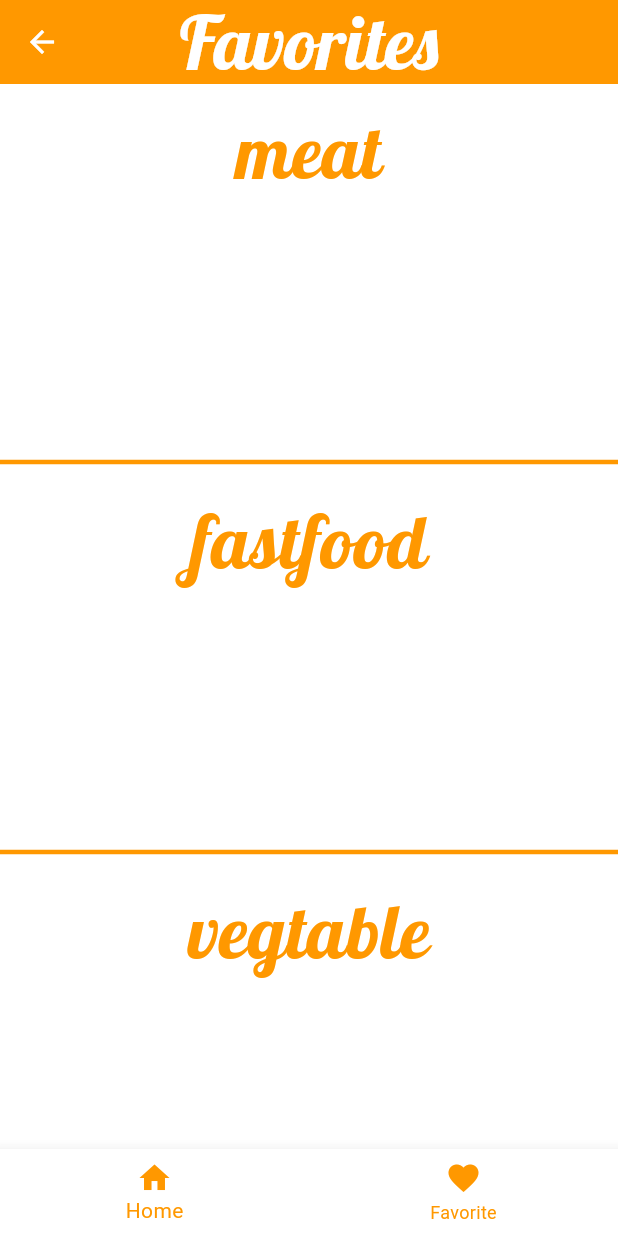
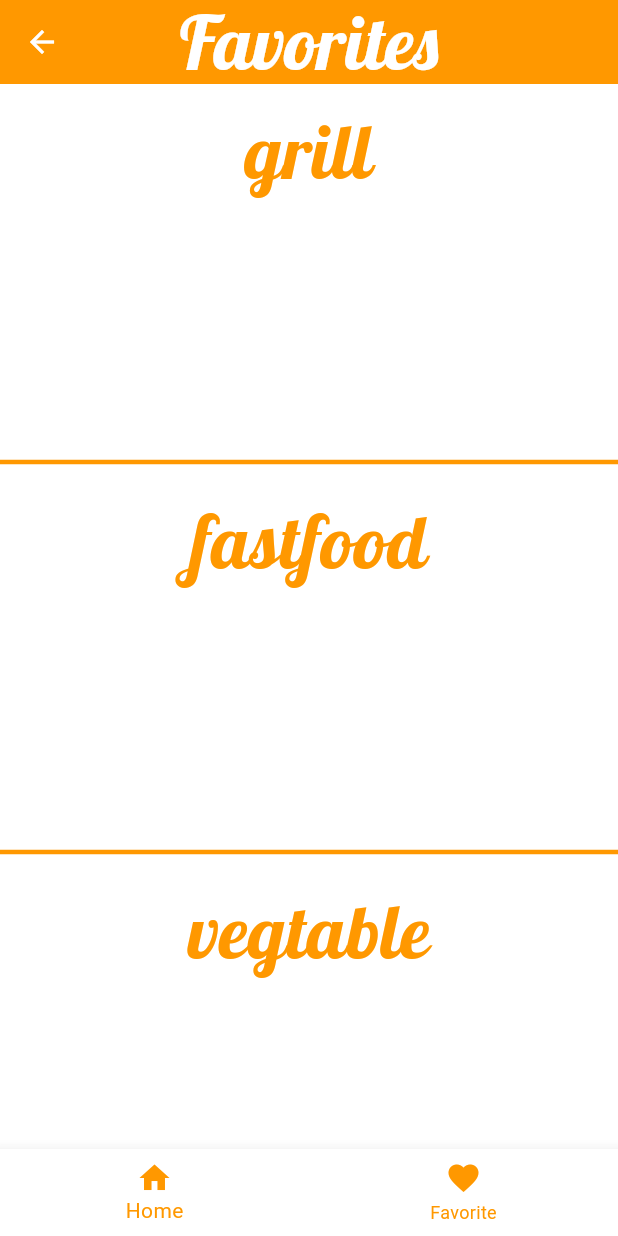
Before and after one commit to Rawezh-Tariq/meals_app, a Flutter app: the screen it shows after launch, item 2 of the bottom bar chosen, on a phone screen of 412 x 824 dp. Run offline on Flutter 3.47's test engine with Material 2 defaults, Android fonts, the phone set to English and light mode, and no system bars; our stand-ins replace google_fonts; network calls fail.

Commit message:
som small changes

```diff
--- a/lib/models/items.dart
+++ b/lib/models/items.dart
@@ -1,4 +1,4 @@
-enum Categories { meat, fastfood, vegtable, swets, drinks }
+enum Categories { grill, fastfood, vegtable, swets, drinks }
 
 class Item {
   String name;
--- a/lib/screens/item_screen.dart
+++ b/lib/screens/item_screen.dart
@@ -74,14 +74,6 @@ class ItemScreen extends StatelessWidget {
       ),
       body: SingleChildScrollView(
         padding: const EdgeInsets.only(top: 16, bottom: 16, left: 3, right: 3),
-        child: Container(
-          decoration: BoxDecoration(
-            borderRadius: BorderRadius.circular(15),
-            border: Border.all(
-              width: 2,
-              color: curentTheme.colorScheme.primary,
-            ),
-          ),
         child: Padding(
           padding: const EdgeInsets.all(8.0),
           child: Column(
@@ -90,8 +82,6 @@ class ItemScreen extends StatelessWidget {
                 width: 400,
                 height: 200,
                 decoration: BoxDecoration(
-                    border: Border.all(
-                        width: 3, color: curentTheme.colorScheme.primary),
                   borderRadius: BorderRadius.circular(60),
                 ),
                 child: ClipRRect(
@@ -129,7 +119,6 @@ class ItemScreen extends StatelessWidget {
           ),
         ),
       ),
-      ),
       bottomNavigationBar: BottomNavigatorScreen(
         curentTheme: curentTheme,
         currentScreen: screen,
--- a/lib/screens/items_screen.dart
+++ b/lib/screens/items_screen.dart
@@ -17,7 +17,7 @@ class ItemsScreen extends StatelessWidget {
         children: [
           for (int i = 0; i < Categories.values.length; i++)
             SizedBox(
-              height: 260,
+              height: 280,
               width: double.infinity,
               child: Column(
                 children: [
@@ -68,8 +68,9 @@ class ItemsScreen extends StatelessWidget {
                                 child: Container(
                                   decoration: BoxDecoration(
                                     border: Border.all(
-                                        width: 3,
-                                        color: curentTheme.colorScheme.primary),
+                                      width: 2,
+                                      color: curentTheme.colorScheme.primary,
+                                    ),
                                     borderRadius: BorderRadius.circular(55),
                                   ),
                                   child: ClipRRect(
@@ -83,9 +84,14 @@ class ItemsScreen extends StatelessWidget {
                                   ),
                                 ),
                               ),
-                              Text(
-                                myFilteredItems[index].name,
-                                style: curentTheme.textTheme.titleSmall,
+                              SizedBox(
+                                width: 100,
+                                child: Text(
+                                  myFilteredItems[index].name,
+                                  style: curentTheme.textTheme.titleSmall,
+                                  maxLines: 2,
+                                  textAlign: TextAlign.center,
+                                ),
                               ),
                             ],
                           ),
--- a/lib/tools/my_data.dart
+++ b/lib/tools/my_data.dart
@@ -2,101 +2,101 @@ import 'package:meals_app/models/items.dart';
 
 List<Item> myItems = [
   Item(
-    'kabab',
-    'https://encrypted-tbn0.gstatic.com/images?q=tbn:ANd9GcRHgPeNPCI--cVJw44hPzLYMGzANcokDTexNw&usqp=CAU',
-    Categories.meat,
-    'bdhabfhba ahcbkabc akbchbad  a,jskja ,ankfbqc ,jbcka c lakj kajbkanc ,a jbka s ahbck',
-    'hbfkh-jhfbhd-jhfbha-jhdfhaf-jahbfhaf-jahdfbiaf-jhf',
+    'Grilled Chicken Skewers',
+    'https://www.officiallyglutenfree.com/wp-content/uploads/2022/06/Grilled-Chicken-Kabobs-11-scaled.jpg',
+    Categories.grill,
+    'In a bowl, mix olive oil, lemon juice, minced garlic, paprika, salt, and pepper. - Thread chicken chunks onto skewers and brush with the marinade. - Grill over medium-high heat for about 10-12 minutes, turning occasionally until fully cooked.',
+    'Chicken breast or thigh, cut into chunks - Olive oil - Lemon juice - Garlic, minced - Paprika - Salt and pepper',
     false,
     0,
     true,
   ),
   Item(
-    'falafl',
-    'https://encrypted-tbn0.gstatic.com/images?q=tbn:ANd9GcRHgPeNPCI--cVJw44hPzLYMGzANcokDTexNw&usqp=CAU',
-    Categories.fastfood,
-    'bdhabfhba ahcbkabc akbchbad  a,jskja ,ankfbqc ,jbcka c lakj kajbkanc ,a jbka s ahbck',
-    'hbfkh-jhfbhd-jhfbha-jhdfhaf-jahbfhaf-jahdfbiaf-jhf',
+    'Grilled Shrimp Tacos',
+    'https://grillonadime.com/wp-content/uploads/2022/06/grilled-shrimp-tacos-8-3.jpg',
+    Categories.grill,
+    'Toss shrimp in taco seasoning. - Grill shrimp for 2-3 minutes per side until pink and opaque. - Serve in tortillas with coleslaw, avocado slices, and a squeeze of lime.',
+    'Large shrimp, peeled and deveined - Taco seasoning - Flour tortillas - Coleslaw mix - Avocado slices - Lime wedges',
     false,
     1,
     true,
   ),
   Item(
-    'chickn',
-    'https://encrypted-tbn0.gstatic.com/images?q=tbn:ANd9GcRHgPeNPCI--cVJw44hPzLYMGzANcokDTexNw&usqp=CAU',
-    Categories.meat,
-    'bdhabfhba ahcbkabc akbchbad  a,jskja ,ankfbqc ,jbcka c lakj kajbkanc ,a jbka s ahbck',
-    'hbfkh-jhfbhd-jhfbha-jhdfhaf-jahbfhaf-jahdfbiaf-jhf',
+    'Grilled Vegetable Platter',
+    'https://tmbidigitalassetsazure.blob.core.windows.net/rms3-prod/attachments/37/1200x1200/Grilled-Vegetable-Platter_EXPS_DIYD19_42990_E07_24_7b.jpg',
+    Categories.grill,
+    'Brush vegetables with olive oil, balsamic vinegar, and fresh herbs. - Grill until tender and slightly charred, turning occasionally.',
+    'Assorted vegetables (bell peppers, zucchini, eggplant, asparagus, etc.) - Olive oil - Balsamic vinegar - Fresh herbs (rosemary, thyme) - Salt and pepper',
     false,
     2,
     true,
   ),
   Item(
-    'water',
-    'https://encrypted-tbn0.gstatic.com/images?q=tbn:ANd9GcRHgPeNPCI--cVJw44hPzLYMGzANcokDTexNw&usqp=CAU',
-    Categories.drinks,
-    'bdhabfhba ahcbkabc akbchbad  a,jskja ,ankfbqc ,jbcka c lakj kajbkanc ,a jbka s ahbck',
-    'hbfkh-jhfbhd-jhfbha-jhdfhaf-jahbfhaf-jahdfbiaf-jhf',
+    'Grilled Portobello Mushrooms with Balsamic Glaze',
+    'https://www.goodlifeeats.com/wp-content/uploads/2022/10/Balsamic-and-Thyme-Roasted-Portobello-Mushrooms-720x540.jpg',
+    Categories.grill,
+    'Brush mushrooms with olive oil and balsamic vinegar. - Sprinkle with minced garlic, thyme, salt, and pepper. - Grill for about 4-5 minutes per side until tender. - Drizzle with more balsamic glaze before serving.',
+    'Portobello mushrooms - Olive oil - Balsamic vinegar - Garlic, minced - Fresh thyme leaves - Salt and pepper',
     false,
     3,
     true,
   ),
   Item(
-    'pitza',
-    'https://encrypted-tbn0.gstatic.com/images?q=tbn:ANd9GcRHgPeNPCI--cVJw44hPzLYMGzANcokDTexNw&usqp=CAU',
-    Categories.fastfood,
-    'bdhabfhba ahcbkabc akbchbad  a,jskja ,ankfbqc ,jbcka c lakj kajbkanc ,a jbka s ahbck',
-    'hbfkh-jhfbhd-jhfbha-jhdfhaf-jahbfhaf-jahdfbiaf-jhf',
+    'Grilled Salmon with Dill Sauce',
+    'https://img.taste.com.au/0kPJ2Qbx/taste/2016/11/bbq-salmon-with-dill-caper-sauce-89201-1.jpeg',
+    Categories.grill,
+    'Brush salmon with olive oil and lemon juice. - Season with fresh dill, salt, and pepper. - Grill for about 4-5 minutes per side until salmon flakes easily.',
+    'Salmon fillets - Olive oil - Lemon juice - Fresh dill, chopped - Salt and pepper',
     false,
     4,
     true,
   ),
   Item(
-    'milk',
-    'https://encrypted-tbn0.gstatic.com/images?q=tbn:ANd9GcRHgPeNPCI--cVJw44hPzLYMGzANcokDTexNw&usqp=CAU',
-    Categories.drinks,
-    'bdhabfhba ahcbkabc akbchbad  a,jskja ,ankfbqc ,jbcka c lakj kajbkanc ,a jbka s ahbck',
-    'hbfkh-jhfbhd-jhfbha-jhdfhaf-jahbfhaf-jahdfbiaf-jhf',
+    'Grilled Corn on the Cob with Chili Lime Butter',
+    'https://www.eatwell101.com/wp-content/uploads/2017/08/grilled-corn-recipe.jpg',
+    Categories.grill,
+    'Carefully peel back the corn husks, remove silk, and then pull the husks back up. - Grill for 15-20 minutes, turning occasionally. - Combine softened butter, lime zest, chili powder, and salt. Spread on grilled corn.',
+    'Corn on the cob, in husks - Butter, softened - Lime zest - Chili powder - Salt',
     false,
     5,
     true,
   ),
   Item(
-    'cake',
-    'https://encrypted-tbn0.gstatic.com/images?q=tbn:ANd9GcRHgPeNPCI--cVJw44hPzLYMGzANcokDTexNw&usqp=CAU',
-    Categories.swets,
-    'bdhabfhba ahcbkabc akbchbad  a,jskja ,ankfbqc ,jbcka c lakj kajbkanc ,a jbka s ahbck',
-    'hbfkh-jhfbhd-jhfbha-jhdfhaf-jahbfhaf-jahdfbiaf-jhf',
+    'Grilled Tofu and Vegetable Skewers',
+    'https://www.thespruceeats.com/thmb/OwNcQJYCzFnsF52h9SND0ubCtd0=/1500x0/filters:no_upscale():max_bytes(150000):strip_icc()/vegan-tofu-and-vegetable-skewers-recipe-3378372-hero-03-58e4a18ebc2645229d86995b7bc912fc.jpg',
+    Categories.grill,
+    'Marinate tofu and vegetables in the soy sauce, garlic, ginger, and sesame oil mixture. - Thread onto skewers and grill for 10-12 minutes, turning occasionally.',
+    'Firm tofu, cubed - Assorted vegetables (bell peppers, cherry tomatoes, mushrooms, onions, etc.) - Marinade: soy sauce, garlic, ginger, sesame oil',
     false,
     6,
     true,
   ),
   Item(
-    'salad',
-    'https://encrypted-tbn0.gstatic.com/images?q=tbn:ANd9GcRHgPeNPCI--cVJw44hPzLYMGzANcokDTexNw&usqp=CAU',
-    Categories.vegtable,
-    'bdhabfhba ahcbkabc akbchbad  a,jskja ,ankfbqc ,jbcka c lakj kajbkanc ,a jbka s ahbck',
-    'hbfkh-jhfbhd-jhfbha-jhdfhaf-jahbfhaf-jahdfbiaf-jhf',
+    'Grilled Romaine Hearts with Caesar Dressing',
+    'https://minimalistbaker.com/wp-content/uploads/2019/06/Grilled-Romaine-Salad-SQUARE.jpg',
+    Categories.grill,
+    'Brush romaine lettuce with olive oil. - Grill for 2-3 minutes per side until slightly charred. - Drizzle with Caesar dressing and sprinkle with Parmesan cheese.',
+    'Romaine lettuce hearts, halved lengthwise - Olive oil - Caesar dressing - Parmesan cheese, grated',
     false,
     7,
     true,
   ),
   Item(
-    'jgar',
-    'https://encrypted-tbn0.gstatic.com/images?q=tbn:ANd9GcRHgPeNPCI--cVJw44hPzLYMGzANcokDTexNw&usqp=CAU',
-    Categories.meat,
-    'bdhabfhba ahcbkabc akbchbad  a,jskja ,ankfbqc ,jbcka c lakj kajbkanc ,a jbka s ahbck',
-    'hbfkh-jhfbhd-jhfbha-jhdfhaf-jahbfhaf-jahdfbiaf-jhf',
+    'Grilled Steak Fajitas',
+    'https://playswellwithbutter.com/wp-content/uploads/2022/07/Grilled-Skirt-Steak-Fajitas-6.jpg',
+    Categories.grill,
+    'Toss steak with fajita seasoning. - Grill steak, bell peppers, and onions until steak is cooked to your liking and vegetables are tender. - Serve in tortillas with optional toppings.',
+    'Steak strips (flank steak or skirt steak) - Fajita seasoning - Bell peppers, sliced - Onion, sliced - Flour tortillas - Salsa, sour cream, guacamole (optional)',
     false,
     8,
     true,
   ),
   Item(
-    'trshyat',
-    'https://encrypted-tbn0.gstatic.com/images?q=tbn:ANd9GcRHgPeNPCI--cVJw44hPzLYMGzANcokDTexNw&usqp=CAU',
-    Categories.vegtable,
-    'bdhabfhba ahcbkabc akbchbad  a,jskja ,ankfbqc ,jbcka c lakj kajbkanc ,a jbka s ahbck',
-    'hbfkh-jhfbhd-jhfbha-jhdfhaf-jahbfhaf-jahdfbiaf-jhf',
+    'Grilled Swordfish with Lemon Herb Butter',
+    'https://whatshouldimakefor.com/wp-content/uploads/2017/06/Grilled-Swordfish-with-Herb-Butter-6-2.jpg',
+    Categories.grill,
+    'Preheat your grill to medium-high heat. - While the grill is heating up, prepare the swordfish steaks. Brush both sides of each steak with olive oil and season them with salt and black pepper. - In a small mixing bowl, prepare the Lemon Herb Butter. Combine the softened butter with lemon zest, lemon juice, finely chopped parsley, minced garlic, salt, and black pepper. Mix until all the ingredients are well incorporated. Set the butter aside. - Place the swordfish steaks on the hot grill. Grill them for approximately 4-5 minutes per side, or until the fish is opaque and easily flakes with a fork. Be careful not to overcook the swordfish, as it can become dry. - During the last minute of grilling, place a generous dollop of the Lemon Herb Butter on each swordfish steak, allowing it to melt and coat the fish. - Carefully remove the grilled swordfish steaks from the grill and transfer them to serving plates. - Serve the grilled swordfish hot, with any remaining Lemon Herb Butter drizzled over the top. - This dishpairs wonderfully with steamed vegetables or a light salad for a fresh and flavorful meal. - Enjoy your Grilled Swordfish with Lemon Herb Butter, a delightful and sophisticated seafood dish!',
+    '4 swordfish steaks (6-8 ounces each) - Olive oil - Salt and black pepper - 1/2 cup unsalted butter, softened - Zest of 1 lemon - Juice of 1 lemon - 2 tablespoons fresh parsley, finely chopped - 2 cloves garlic, minced - Salt and black pepper to taste',
     false,
     9,
     true,
--- a/lib/tools/theme.dart
+++ b/lib/tools/theme.dart
@@ -26,7 +26,7 @@ ThemeData myDarkTheme = ThemeData(
       color: Colors.orange,
     ),
     titleSmall: GoogleFonts.lobster(
-      fontSize: 24,
+      fontSize: 20,
       color: Colors.orange,
     ),
   ),
@@ -72,7 +72,7 @@ ThemeData myLightTheme = ThemeData(
       color: Colors.orange,
     ),
     titleSmall: GoogleFonts.lobster(
-      fontSize: 24,
+      fontSize: 20,
       color: Colors.orange,
     ),
   ),
```
Lines whose indentation alone changed are shown as unchanged.
